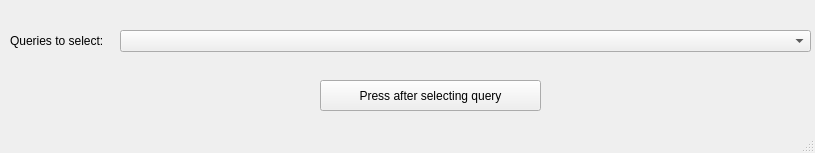
ramhemanth3/PageRanking-TFIDF, file selqry.ui: the form before one commit.
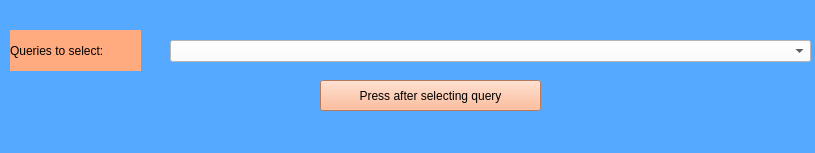
The form after the commit.

```diff
--- a/selqry.ui
+++ b/selqry.ui
@@ -13,16 +13,24 @@
   <property name="windowTitle">
    <string>Select a Query</string>
   </property>
+  <property name="styleSheet">
+   <string notr="true">background-color: rgb(85, 170, 255);</string>
+  </property>
   <widget class="QWidget" name="centralwidget">
    <widget class="QLabel" name="label_5">
     <property name="geometry">
      <rect>
       <x>10</x>
       <y>30</y>
-      <width>101</width>
-      <height>21</height>
+      <width>131</width>
+      <height>41</height>
      </rect>
     </property>
+    <property name="styleSheet">
+     <string notr="true">background-color: rgb(255, 170, 127);
+font: 75 10pt &quot;Times New Roman&quot;;
+</string>
+    </property>
     <property name="text">
      <string>Queries to select:</string>
     </property>
@@ -36,6 +44,11 @@
       <height>31</height>
      </rect>
     </property>
+    <property name="styleSheet">
+     <string notr="true">background-color: rgb(255, 170, 127);
+font: 75 10pt &quot;Times New Roman&quot;;
+</string>
+    </property>
     <property name="text">
      <string>Press after selecting query</string>
     </property>
@@ -43,12 +56,15 @@
    <widget class="QComboBox" name="comboBox">
     <property name="geometry">
      <rect>
-      <x>120</x>
-      <y>30</y>
-      <width>691</width>
+      <x>170</x>
+      <y>40</y>
+      <width>641</width>
       <height>22</height>
      </rect>
     </property>
+    <property name="styleSheet">
+     <string notr="true">background-color: rgb(255, 255, 255);</string>
+    </property>
    </widget>
   </widget>
   <widget class="QStatusBar" name="statusbar"/>
```
